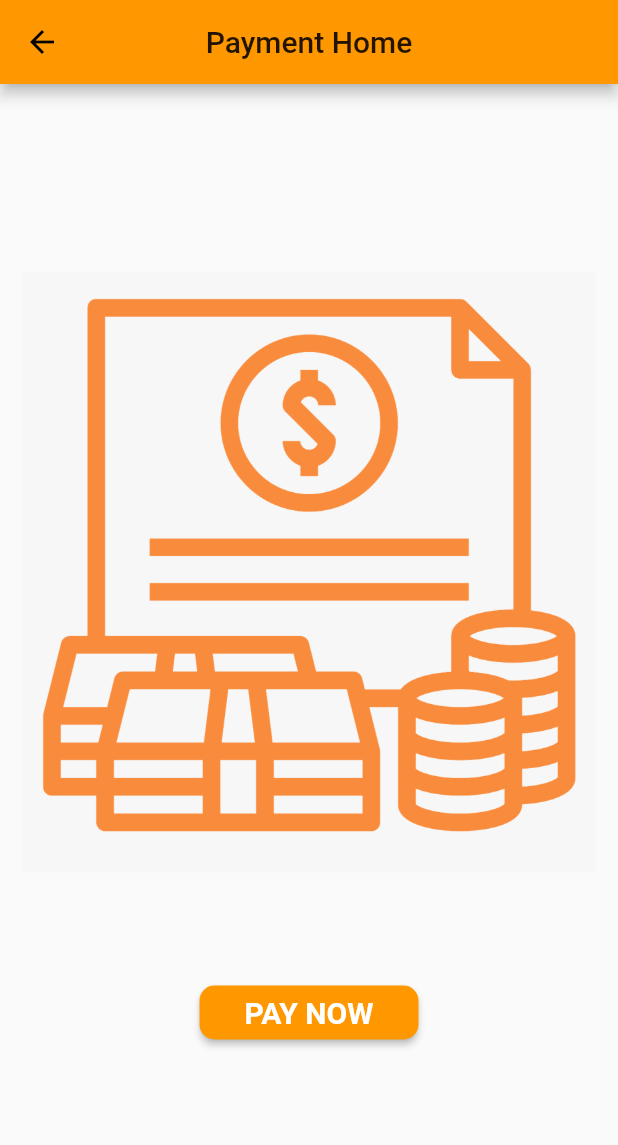
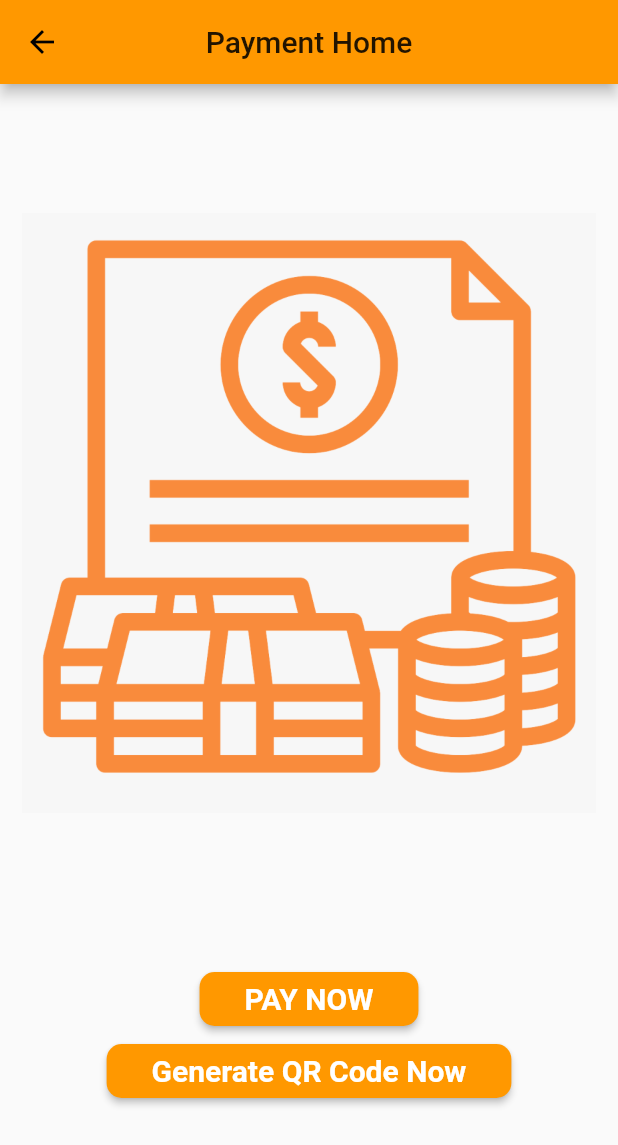
Before and after one commit to RutvijDave1801/Digital-Public-Transport, a Flutter app: the PaymentPage screen opened directly, after a tap on "PAY NOW", on a phone screen of 412 x 824 dp. Shown: the top 1145 px of the screen. Run offline on Flutter 3.47's test engine with Material 2 defaults, Android fonts, the phone set to English and light mode, and no system bars; our stand-ins replace firebase_auth, fluttertoast, qr_flutter; missing offline and left inert: razorpay_flutter; accounts and stored records are empty.

Commit message:
major changes in all UI
changes the flow of the app
additionally worked on payment page

```diff
--- a/lib/DestinationPage.dart
+++ b/lib/DestinationPage.dart
@@ -1,9 +1,5 @@
 import 'package:authentification/PaymentPage.dart';
-import 'package:authentification/SideDrawer.dart';
 import 'package:flutter/material.dart';
-import 'package:authentification/PaymentPage.dart';
-import 'package:authentification/Login.dart';
-import 'SignUp.dart';
 
 class DestinationPage extends StatefulWidget {
   @override
--- a/lib/GeneratedQR.dart
+++ b/lib/GeneratedQR.dart
@@ -1,8 +1,6 @@
 import 'package:authentification/Logout.dart';
 import 'package:flutter/material.dart';
 import 'package:qr_flutter/qr_flutter.dart';
-import 'package:authentification/HomePage.dart';
-import 'package:authentification/Logout.dart';
 class GeneratedQR extends StatefulWidget {
   final myQR;
 
--- a/lib/Login.dart
+++ b/lib/Login.dart
@@ -1,6 +1,6 @@
+import 'package:authentification/DestinationPage.dart';
 import 'package:flutter/material.dart';
 import 'package:firebase_auth/firebase_auth.dart';
-import 'package:authentification/HomePage.dart';
 import 'SignUp.dart';
 
 class Login extends StatefulWidget {
@@ -20,7 +20,7 @@ class _LoginState extends State<Login> {
         print(user);
 
         Navigator.push(
-            context, MaterialPageRoute(builder: (context) => HomePage()));
+            context, MaterialPageRoute(builder: (context) => DestinationPage()));
       }
     });
   }
--- a/lib/Logout.dart
+++ b/lib/Logout.dart
@@ -1,9 +1,6 @@
-import 'package:authentification/SideDrawer.dart';
 import 'package:authentification/Start.dart';
 import 'package:flutter/material.dart';
 
-import 'package:authentification/Login.dart';
-import 'SignUp.dart';
 
 class Logout extends StatefulWidget {
   @override
--- a/lib/PaymentPage.dart
+++ b/lib/PaymentPage.dart
@@ -1,16 +1,17 @@
+import 'package:authentification/QRGenerator.dart';
 import 'package:flutter/material.dart';
 import 'package:flutter/services.dart';
-import 'package:authentification/Start.dart';
 import 'package:razorpay_flutter/razorpay_flutter.dart';
-import 'HomePage.dart';
 import 'package:fluttertoast/fluttertoast.dart';
-
 class PaymentPage extends StatefulWidget {
   @override
   _MyAppState createState() => _MyAppState();
 }
 
 class _MyAppState extends State<PaymentPage> {
+  navigateToGenerate() async {
+    Navigator.push(context, MaterialPageRoute(builder: (context) => QRGenerator()));
+  }
   static const platform = const MethodChannel("razorpay_flutter");
 
   Razorpay _razorpay;
@@ -22,7 +23,7 @@ class _MyAppState extends State<PaymentPage> {
         title: const Text('Payment Home'),
         centerTitle: true,
       ),
-      body: Container(
+      body: Center(
           child: Column(
               mainAxisAlignment: MainAxisAlignment.center,
               children: <Widget>[
@@ -33,9 +34,7 @@ class _MyAppState extends State<PaymentPage> {
                     fit: BoxFit.contain,
                   ),
                 ),
-
-                SizedBox(width: 1000),
-                SizedBox(height: 70.0),
+                SizedBox(height: 100),
                 RaisedButton(
                     padding: EdgeInsets.only(left: 30, right: 30),
                     onPressed: openCheckout,
@@ -51,6 +50,22 @@ class _MyAppState extends State<PaymentPage> {
                       borderRadius: BorderRadius.circular(10.0),
                     ),
                     color: Colors.orange),
+                RaisedButton(
+                    padding: EdgeInsets.only(left: 30, right: 30),
+                    onPressed: navigateToGenerate,
+                    child: Text(
+                      'Generate QR Code Now',
+                      style: TextStyle(
+                        fontSize: 20,
+                        fontWeight: FontWeight.bold,
+                        color: Colors.white,
+                      ),
+                    ),
+                    shape: RoundedRectangleBorder(
+                      borderRadius: BorderRadius.circular(10.0),
+                    ),
+                    color: Colors.orange),
+
               ])),
     );
   }
@@ -73,7 +88,7 @@ class _MyAppState extends State<PaymentPage> {
   void openCheckout() async {
     var options = {
       'key': 'rzp_test_4tUaG73lPfM9LW',
-      'amount': 200,
+      'amount': 100,
       'name': 'Transport Cost.',
       'description': 'Fares for destination',
       'prefill': {'contact': '8849214912', 'email': 'rutvijdave74@gmail.com'},
@@ -91,7 +106,7 @@ class _MyAppState extends State<PaymentPage> {
 
   void _handlePaymentSuccess(PaymentSuccessResponse response) {
     Fluttertoast.showToast(
-        msg: "SUCCESS: " + response.paymentId, timeInSecForIos: 4);
+        msg: "SUCCESS:\n Once you see this message click on Generate QR now", timeInSecForIos: 4,backgroundColor: Colors.orange,toastLength: Toast.LENGTH_LONG);
   }
 
   void _handlePaymentError(PaymentFailureResponse response) {
--- a/lib/QRGenerator.dart
+++ b/lib/QRGenerator.dart
@@ -1,5 +1,4 @@
 import 'package:flutter/material.dart';
-import 'package:authentification/HomePage.dart';
 import 'GeneratedQR.dart';
 
 class QRGenerator extends StatefulWidget {
--- a/lib/SideDrawer.dart
+++ b/lib/SideDrawer.dart
@@ -6,7 +6,6 @@ import 'package:authentification/main.dart';
 import 'package:flutter/material.dart';
 import 'package:authentification/HomePage.dart';
 import 'package:authentification/PaymentPage.dart';
-import 'package:authentification/Logout.dart';
 import 'package:authentification/DestinationPage.dart';
 
 class SideDrawer extends MyApp {
--- a/lib/SignUp.dart
+++ b/lib/SignUp.dart
@@ -1,6 +1,7 @@
 import 'package:flutter/material.dart';
 import 'package:firebase_auth/firebase_auth.dart';
 import 'HomePage.dart';
+import 'package:authentification/Login.dart';
 
 class SignUp extends StatefulWidget {
   @override
@@ -17,7 +18,7 @@ class _SignUpState extends State<SignUp> {
     _auth.onAuthStateChanged.listen((user) async {
       if (user != null) {
         Navigator.push(
-            context, MaterialPageRoute(builder: (context) => HomePage()));
+            context, MaterialPageRoute(builder: (context) => Login()));
       }
     });
   }
--- a/pubspec.yaml
+++ b/pubspec.yaml
@@ -28,6 +28,7 @@ dependencies:
   url_launcher: ^5.7.2
   razorpay_flutter: 1.1.0
   fluttertoast: ^3.0.4
+  toast: ^0.1.5
   eventify: ^0.1.4
   firebase_auth: ^0.14.0+5
   flutter_signin_button: ^1.0.0
```
Also changed, not shown: pubspec.lock.
